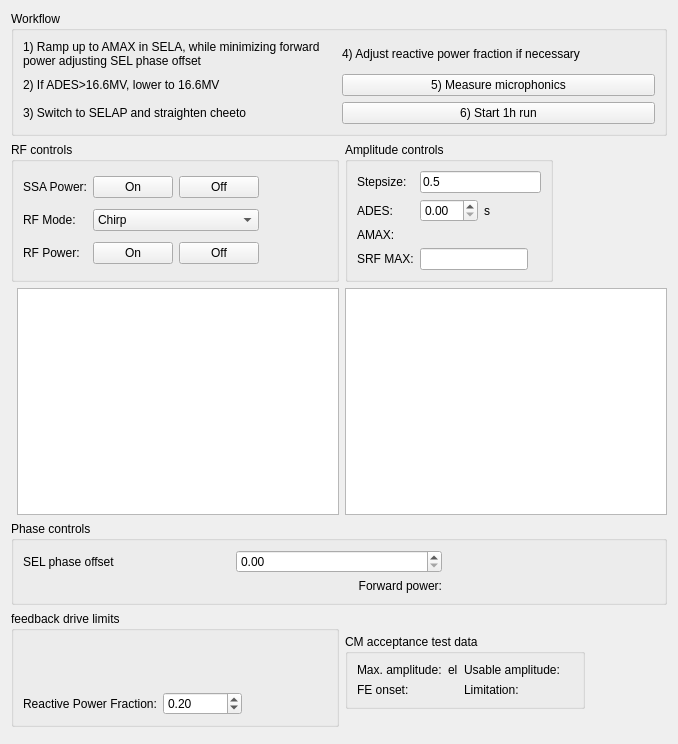
Qt form cavity_commissioning/gui/rf_controls.ui (slaclab/rf_commissioning) before a commit.
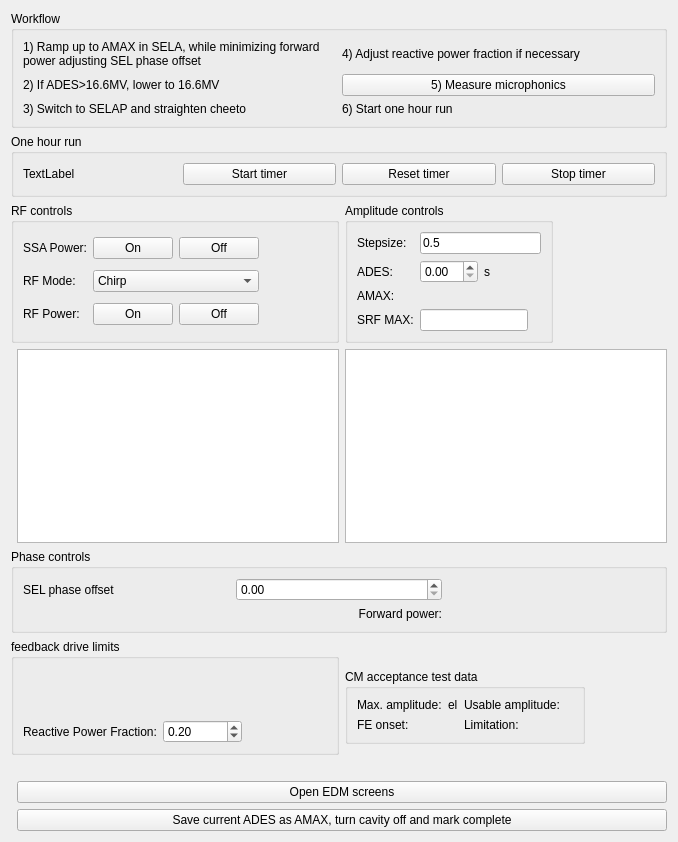
The same form after that commit. Custom widgets are drawn as their Qt base class.

Commit message: changed one hour run button, added timer

Patch:
```diff
--- a/cavity_commissioning/gui/rf_controls.ui
+++ b/cavity_commissioning/gui/rf_controls.ui
@@ -7,14 +7,14 @@
     <x>0</x>
     <y>0</y>
     <width>678</width>
-    <height>744</height>
+    <height>842</height>
    </rect>
   </property>
   <property name="windowTitle">
    <string>Form</string>
   </property>
   <layout class="QGridLayout" name="gridLayout_2">
-   <item row="5" column="0" colspan="3">
+   <item row="7" column="0" colspan="3">
     <widget class="QGroupBox" name="groupBox_2">
      <property name="title">
       <string>Phase controls</string>
@@ -64,7 +64,64 @@
      </layout>
     </widget>
    </item>
-   <item row="1" column="0" colspan="2">
+   <item row="0" column="0" colspan="3">
+    <widget class="QGroupBox" name="groupBox">
+     <property name="title">
+      <string>Workflow</string>
+     </property>
+     <layout class="QGridLayout" name="gridLayout_6">
+      <item row="4" column="1">
+       <widget class="QLabel" name="label_16">
+        <property name="text">
+         <string>3) Switch to SELAP and straighten cheeto</string>
+        </property>
+       </widget>
+      </item>
+      <item row="3" column="1">
+       <widget class="QLabel" name="label_15">
+        <property name="text">
+         <string>2) If ADES&gt;16.6MV, lower to 16.6MV</string>
+        </property>
+       </widget>
+      </item>
+      <item row="3" column="2">
+       <widget class="PyDMRelatedDisplayButton" name="button_open_microphonics_gui">
+        <property name="toolTip">
+         <string/>
+        </property>
+        <property name="text">
+         <string>5) Measure microphonics</string>
+        </property>
+       </widget>
+      </item>
+      <item row="2" column="2">
+       <widget class="QLabel" name="label_18">
+        <property name="text">
+         <string>4) Adjust reactive power fraction if necessary</string>
+        </property>
+       </widget>
+      </item>
+      <item row="2" column="1">
+       <widget class="QLabel" name="label">
+        <property name="text">
+         <string>1) Ramp up to AMAX in SELA, while minimizing forward power adjusting SEL phase offset</string>
+        </property>
+        <property name="wordWrap">
+         <bool>true</bool>
+        </property>
+       </widget>
+      </item>
+      <item row="4" column="2">
+       <widget class="QLabel" name="label_19">
+        <property name="text">
+         <string>6) Start one hour run</string>
+        </property>
+       </widget>
+      </item>
+     </layout>
+    </widget>
+   </item>
+   <item row="3" column="0" colspan="2">
     <widget class="QGroupBox" name="groupBox_4">
      <property name="title">
       <string>RF controls</string>
@@ -199,7 +256,125 @@
      </layout>
     </widget>
    </item>
-   <item row="7" column="0" rowspan="4" colspan="2">
+   <item row="8" column="2" rowspan="5">
+    <widget class="QGroupBox" name="groupBox_5">
+     <property name="sizePolicy">
+      <sizepolicy hsizetype="Maximum" vsizetype="Maximum">
+       <horstretch>0</horstretch>
+       <verstretch>0</verstretch>
+      </sizepolicy>
+     </property>
+     <property name="title">
+      <string>CM acceptance test data</string>
+     </property>
+     <layout class="QGridLayout" name="gridLayout_5">
+      <item row="0" column="1">
+       <layout class="QFormLayout" name="formLayout_2">
+        <item row="0" column="0">
+         <widget class="QLabel" name="label_4">
+          <property name="text">
+           <string>Usable amplitude:</string>
+          </property>
+         </widget>
+        </item>
+        <item row="0" column="1">
+         <widget class="PyDMLabel" name="label_useable_amplitude">
+          <property name="toolTip">
+           <string/>
+          </property>
+          <property name="text">
+           <string/>
+          </property>
+         </widget>
+        </item>
+       </layout>
+      </item>
+      <item row="0" column="0">
+       <layout class="QFormLayout" name="formLayout">
+        <item row="0" column="0">
+         <widget class="QLabel" name="label_3">
+          <property name="text">
+           <string>Max. amplitude:</string>
+          </property>
+         </widget>
+        </item>
+        <item row="0" column="1">
+         <widget class="PyDMLabel" name="label_max_amplitude">
+          <property name="toolTip">
+           <string/>
+          </property>
+          <property name="text">
+           <string>el</string>
+          </property>
+         </widget>
+        </item>
+       </layout>
+      </item>
+      <item row="1" column="0">
+       <layout class="QFormLayout" name="formLayout_3">
+        <item row="1" column="0">
+         <widget class="QLabel" name="label_5">
+          <property name="text">
+           <string>FE onset:</string>
+          </property>
+         </widget>
+        </item>
+        <item row="1" column="1">
+         <widget class="PyDMLabel" name="label_fe_onset">
+          <property name="toolTip">
+           <string/>
+          </property>
+          <property name="text">
+           <string/>
+          </property>
+         </widget>
+        </item>
+       </layout>
+      </item>
+      <item row="1" column="1">
+       <layout class="QFormLayout" name="formLayout_4">
+        <item row="1" column="0">
+         <widget class="QLabel" name="label_6">
+          <property name="text">
+           <string>Limitation:</string>
+          </property>
+         </widget>
+        </item>
+        <item row="1" column="1">
+         <widget class="PyDMLabel" name="label_cavity_limitation">
+          <property name="toolTip">
+           <string/>
+          </property>
+          <property name="text">
+           <string/>
+          </property>
+         </widget>
+        </item>
+       </layout>
+      </item>
+     </layout>
+    </widget>
+   </item>
+   <item row="4" column="2">
+    <widget class="PyDMWaveformPlot" name="waveform_cheeto">
+     <property name="toolTip">
+      <string/>
+     </property>
+     <property name="yAxes">
+      <stringlist/>
+     </property>
+     <property name="title" stdset="0">
+      <string>Cheeto</string>
+     </property>
+     <property name="showLegend">
+      <bool>true</bool>
+     </property>
+     <property name="curves">
+      <stringlist/>
+     </property>
+    </widget>
+   </item>
+   <item row="8" column="0" rowspan="4" colspan="2">
     <widget class="QGroupBox" name="groupBox_3">
      <property name="sizePolicy">
       <sizepolicy hsizetype="Preferred" vsizetype="Maximum">
@@ -429,7 +604,55 @@
      </layout>
     </widget>
    </item>
-   <item row="1" column="2">
+   <item row="13" column="1" colspan="2">
+    <widget class="PyDMEDMDisplayButton" name="PyDMEDMDisplayButton">
+     <property name="toolTip">
+      <string/>
+     </property>
+     <property name="text">
+      <string>Open EDM screens</string>
+     </property>
+     <property name="filenames" stdset="0">
+      <stringlist>
+       <string>$TOOLS/edm/display/llrf/rf_srf_wf_cavity_overview.edl</string>
+       <string>$TOOLS/edm/display/llrf/rf_srf_controller_embed.edl</string>
+      </stringlist>
+     </property>
+    </widget>
+   </item>
+   <item row="4" column="1">
+    <widget class="PyDMWaveformPlot" name="waveform_rfsignals">
+     <property name="sizePolicy">
+      <sizepolicy hsizetype="Expanding" vsizetype="Expanding">
+       <horstretch>0</horstretch>
+       <verstretch>0</verstretch>
+      </sizepolicy>
+     </property>
+     <property name="toolTip">
+      <string/>
+     </property>
+     <property name="yAxes">
+      <stringlist/>
+     </property>
+     <property name="title" stdset="0">
+      <string>RF waveforms</string>
+     </property>
+     <property name="showLegend">
+      <bool>true</bool>
+     </property>
+     <property name="curves">
+      <stringlist/>
+     </property>
+    </widget>
+   </item>
+   <item row="14" column="1" colspan="2">
+    <widget class="QPushButton" name="button_onehour_done">
+     <property name="text">
+      <string>Save current ADES as AMAX, turn cavity off and mark complete</string>
+     </property>
+    </widget>
+   </item>
+   <item row="3" column="2">
     <widget class="QGroupBox" name="groupBox_6">
      <property name="sizePolicy">
       <sizepolicy hsizetype="Maximum" vsizetype="Preferred">
@@ -537,206 +760,43 @@
      </layout>
     </widget>
    </item>
-   <item row="0" column="0" colspan="3">
-    <widget class="QGroupBox" name="groupBox">
+   <item row="1" column="0" colspan="3">
+    <widget class="QGroupBox" name="groupBox_7">
      <property name="title">
-      <string>Workflow</string>
+      <string>One hour run</string>
      </property>
-     <layout class="QGridLayout" name="gridLayout_6">
-      <item row="3" column="0">
-       <widget class="QLabel" name="label_15">
-        <property name="text">
-         <string>2) If ADES&gt;16.6MV, lower to 16.6MV</string>
-        </property>
-       </widget>
-      </item>
-      <item row="4" column="0">
-       <widget class="QLabel" name="label_16">
-        <property name="text">
-         <string>3) Switch to SELAP and straighten cheeto</string>
-        </property>
-       </widget>
-      </item>
-      <item row="4" column="1">
-       <widget class="QPushButton" name="button_onehour_run">
-        <property name="text">
-         <string>6) Start 1h run</string>
-        </property>
-       </widget>
-      </item>
-      <item row="3" column="1">
-       <widget class="PyDMRelatedDisplayButton" name="button_open_microphonics_gui">
-        <property name="toolTip">
-         <string/>
-        </property>
-        <property name="text">
-         <string>5) Measure microphonics</string>
-        </property>
-       </widget>
-      </item>
-      <item row="2" column="1">
-       <widget class="QLabel" name="label_18">
-        <property name="text">
-         <string>4) Adjust reactive power fraction if necessary</string>
-        </property>
-       </widget>
-      </item>
-      <item row="2" column="0">
-       <widget class="QLabel" name="label">
-        <property name="text">
-         <string>1) Ramp up to AMAX in SELA, while minimizing forward power adjusting SEL phase offset</string>
-        </property>
-        <property name="wordWrap">
-         <bool>true</bool>
-        </property>
-       </widget>
-      </item>
-     </layout>
-    </widget>
-   </item>
-   <item row="7" column="2" rowspan="5">
-    <widget class="QGroupBox" name="groupBox_5">
-     <property name="sizePolicy">
-      <sizepolicy hsizetype="Maximum" vsizetype="Maximum">
-       <horstretch>0</horstretch>
-       <verstretch>0</verstretch>
-      </sizepolicy>
-     </property>
-     <property name="title">
-      <string>CM acceptance test data</string>
-     </property>
-     <layout class="QGridLayout" name="gridLayout_5">
-      <item row="0" column="1">
-       <layout class="QFormLayout" name="formLayout_2">
-        <item row="0" column="0">
-         <widget class="QLabel" name="label_4">
-          <property name="text">
-           <string>Usable amplitude:</string>
-          </property>
-         </widget>
-        </item>
-        <item row="0" column="1">
-         <widget class="PyDMLabel" name="label_useable_amplitude">
-          <property name="toolTip">
-           <string/>
-          </property>
-          <property name="text">
-           <string/>
-          </property>
-         </widget>
-        </item>
-       </layout>
-      </item>
+     <layout class="QGridLayout" name="gridLayout_7">
       <item row="0" column="0">
-       <layout class="QFormLayout" name="formLayout">
-        <item row="0" column="0">
-         <widget class="QLabel" name="label_3">
-          <property name="text">
-           <string>Max. amplitude:</string>
-          </property>
-         </widget>
-        </item>
-        <item row="0" column="1">
-         <widget class="PyDMLabel" name="label_max_amplitude">
-          <property name="toolTip">
-           <string/>
-          </property>
-          <property name="text">
-           <string>el</string>
-          </property>
-         </widget>
-        </item>
-       </layout>
+       <widget class="QLabel" name="label_timer">
+        <property name="text">
+         <string>TextLabel</string>
+        </property>
+       </widget>
       </item>
-      <item row="1" column="0">
-       <layout class="QFormLayout" name="formLayout_3">
-        <item row="1" column="0">
-         <widget class="QLabel" name="label_5">
-          <property name="text">
-           <string>FE onset:</string>
-          </property>
-         </widget>
-        </item>
-        <item row="1" column="1">
-         <widget class="PyDMLabel" name="label_fe_onset">
-          <property name="toolTip">
-           <string/>
-          </property>
-          <property name="text">
-           <string/>
-          </property>
-         </widget>
-        </item>
-       </layout>
+      <item row="0" column="1">
+       <widget class="QPushButton" name="pushButton">
+        <property name="text">
+         <string>Start timer</string>
+        </property>
+       </widget>
       </item>
-      <item row="1" column="1">
-       <layout class="QFormLayout" name="formLayout_4">
-        <item row="1" column="0">
-         <widget class="QLabel" name="label_6">
-          <property name="text">
-           <string>Limitation:</string>
-          </property>
-         </widget>
-        </item>
-        <item row="1" column="1">
-         <widget class="PyDMLabel" name="label_cavity_limitation">
-          <property name="toolTip">
-           <string/>
-          </property>
-          <property name="text">
-           <string/>
-          </property>
-         </widget>
-        </item>
-       </layout>
+      <item row="0" column="2">
+       <widget class="QPushButton" name="pushButton_2">
+        <property name="text">
+         <string>Reset timer</string>
+        </property>
+       </widget>
+      </item>
+      <item row="0" column="3">
+       <widget class="QPushButton" name="pushButton_3">
+        <property name="text">
+         <string>Stop timer</string>
+        </property>
+       </widget>
       </item>
      </layout>
     </widget>
    </item>
-   <item row="2" column="2">
-    <widget class="PyDMWaveformPlot" name="waveform_cheeto">
-     <property name="toolTip">
-      <string/>
-     </property>
-     <property name="yAxes">
-      <stringlist/>
-     </property>
-     <property name="title" stdset="0">
-      <string>Cheeto</string>
-     </property>
-     <property name="showLegend">
-      <bool>true</bool>
-     </property>
-     <property name="curves">
-      <stringlist/>
-     </property>
-    </widget>
-   </item>
-   <item row="2" column="1">
-    <widget class="PyDMWaveformPlot" name="waveform_rfsignals">
-     <property name="sizePolicy">
-      <sizepolicy hsizetype="Expanding" vsizetype="Expanding">
-       <horstretch>0</horstretch>
-       <verstretch>0</verstretch>
-      </sizepolicy>
-     </property>
-     <property name="toolTip">
-      <string/>
-     </property>
-     <property name="yAxes">
-      <stringlist/>
-     </property>
-     <property name="title" stdset="0">
-      <string>RF waveforms</string>
-     </property>
-     <property name="showLegend">
-      <bool>true</bool>
-     </property>
-     <property name="curves">
-      <stringlist/>
-     </property>
-    </widget>
-   </item>
   </layout>
  </widget>
  <customwidgets>
@@ -780,6 +840,12 @@
    <extends>QDoubleSpinBox</extends>
    <header>pydm.widgets.spinbox</header>
   </customwidget>
+  <customwidget>
+   <class>PyDMEDMDisplayButton</class>
+   <extends>PyDMRelatedDisplayButton</extends>
+   <header>edmbutton.edm_button</header>
+   <container>1</container>
+  </customwidget>
  </customwidgets>
  <resources/>
  <connections/>
```
Left out of the diff: 3 changed lines with no effect on the pictures. The commit also changes 3 other files.
